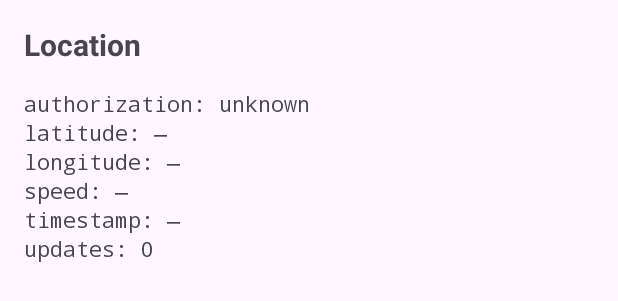
After one commit to quern-dev/quern, an Android app: the layout fragment_location.xml on its own in the app's theme, with its tools: preview values and no code run, on a phone screen of 412 x 824 dp. The commit adds this screen. Shown: the top 301 px of the screen. Run offline under Robolectric (Android 15) with nearby library versions, the light colour scheme and no system bars.

Commit message:
Android probe Location tab, set_location conformance, and fixes for F28/F29
The Android probe gains a Location tab mirroring iOS (same identifiers and
label format), granted its permission by the fixtures before first launch
on both platforms -- an install resets permissions, and the iOS prompt would
otherwise sit over any test that visits the tab on a fresh device.

test_location.py reads what the app received. It found:
- F28: on a physical Android phone set_location refused with a 500 prefixed
  [adb]; it is now the typed unsupported-operation refusal, a 400.
- F29: a coordinate off the globe was accepted (200 ok for latitude 91);
  SetLocationRequest now bounds both, a 422 before any device is touched.

```diff
--- a/tools/probe-app-android/app/src/main/AndroidManifest.xml
+++ b/tools/probe-app-android/app/src/main/AndroidManifest.xml
@@ -1,5 +1,10 @@
 <?xml version="1.0" encoding="utf-8"?>
 <manifest xmlns:android="http://schemas.android.com/apk/res/android">
+
+    <!-- For the Location tab. Granted by the suite with grant_permission,
+         never requested from the app, so no dialog sits over other tests. -->
+    <uses-permission android:name="android.permission.ACCESS_FINE_LOCATION" />
+    <uses-permission android:name="android.permission.ACCESS_COARSE_LOCATION" />
 
     <application
         android:label="Quern Probe"
--- a/tools/probe-app-android/app/src/main/java/com/quern/probe/MainActivity.kt
+++ b/tools/probe-app-android/app/src/main/java/com/quern/probe/MainActivity.kt
@@ -47,6 +47,8 @@ class MainActivity : AppCompatActivity() {
         "Links" to ::LinksFragment,
         "Web" to ::WebFragment,
         "Diag" to ::DiagFragment,
+        // Last, so adding it moved no existing tab.
+        "Location" to ::LocationFragment,
     )
 
     override fun onCreate(savedInstanceState: Bundle?) {
--- /dev/null
+++ b/tools/probe-app-android/app/src/main/res/layout/fragment_location.xml
@@ -0,0 +1,26 @@
+<?xml version="1.0" encoding="utf-8"?>
+<LinearLayout xmlns:android="http://schemas.android.com/apk/res/android"
+    android:orientation="vertical" android:padding="16dp"
+    android:layout_width="match_parent" android:layout_height="match_parent">
+    <TextView android:id="@+id/location_heading" android:text="Location"
+        android:textSize="20sp" android:textStyle="bold"
+        android:layout_width="wrap_content" android:layout_height="wrap_content" />
+    <TextView android:id="@+id/location_auth" android:text="authorization: unknown"
+        android:paddingTop="16dp" android:fontFamily="monospace"
+        android:layout_width="match_parent" android:layout_height="wrap_content" />
+    <TextView android:id="@+id/location_lat" android:text="latitude: —"
+        android:fontFamily="monospace"
+        android:layout_width="match_parent" android:layout_height="wrap_content" />
+    <TextView android:id="@+id/location_lon" android:text="longitude: —"
+        android:fontFamily="monospace"
+        android:layout_width="match_parent" android:layout_height="wrap_content" />
+    <TextView android:id="@+id/location_speed" android:text="speed: —"
+        android:fontFamily="monospace"
+        android:layout_width="match_parent" android:layout_height="wrap_content" />
+    <TextView android:id="@+id/location_time" android:text="timestamp: —"
+        android:fontFamily="monospace"
+        android:layout_width="match_parent" android:layout_height="wrap_content" />
+    <TextView android:id="@+id/location_count" android:text="updates: 0"
+        android:fontFamily="monospace"
+        android:layout_width="match_parent" android:layout_height="wrap_content" />
+</LinearLayout>
```
Also changed, not shown: tools/probe-app-android/app/src/main/java/com/quern/probe/LocationFragment.kt (added, +108 -0 lines), 7 other files.
